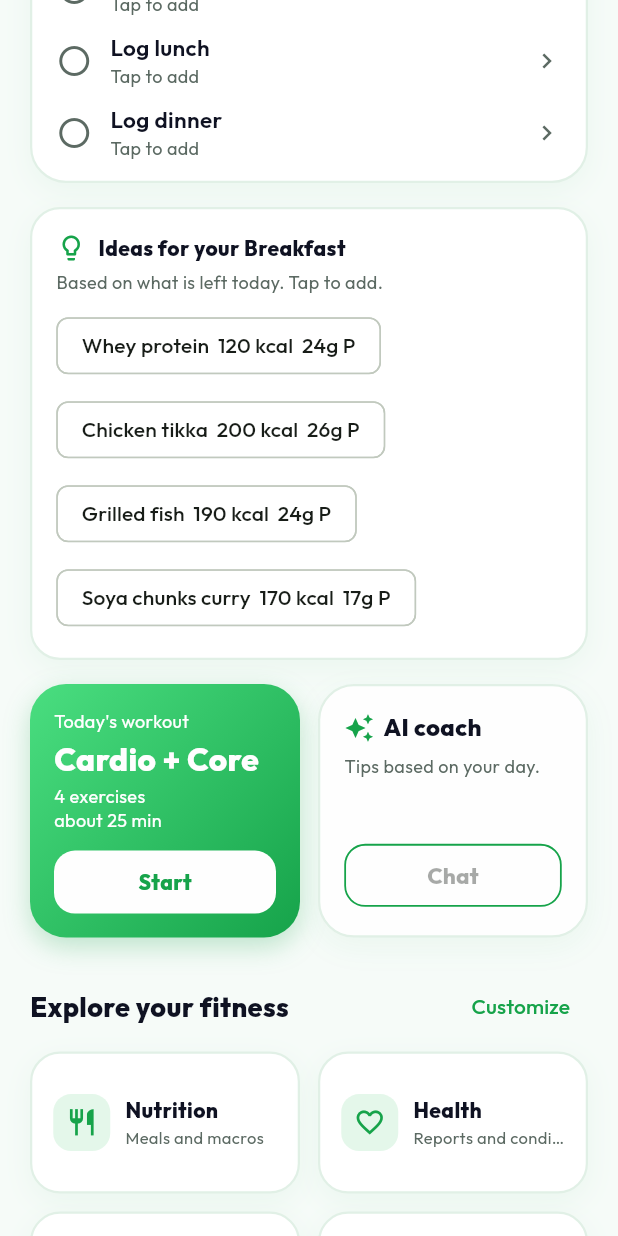
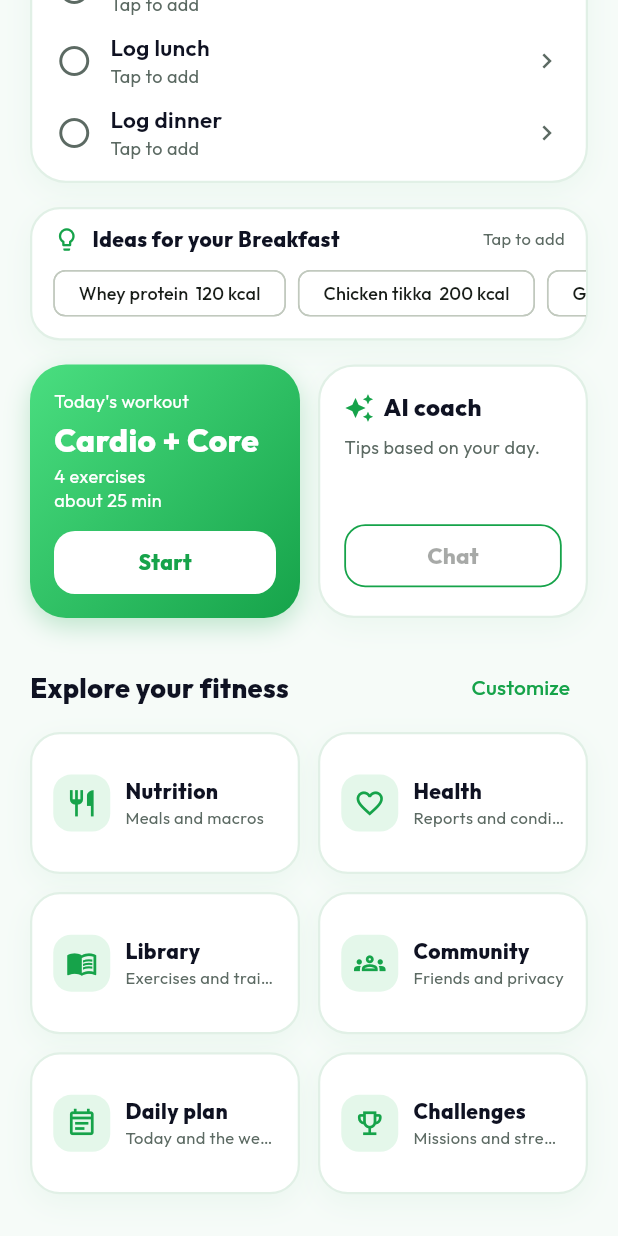
Before and after one commit to kuldeeppal981/Healthy, a Flutter app: the HomeScreen widget shown alone on an empty page, opened directly with empty values, scrolled down 692 dp, on a phone screen of 412 x 824 dp. Run offline on Flutter 3.47's test engine with Material 3 defaults, Android fonts, the phone set to English and light mode, and no system bars; our stand-ins replace audioplayers, camera, firebase_core, firebase_messaging, flutter_local_notifications, google_fonts and 10 more; missing offline and left inert: google_mlkit_pose_detection, google_mlkit_text_recognition, health, home_widget, mobile_scanner; accounts and stored records are empty.

Commit message:
Home: compact ideas card (one scroll row, 1 alert)
Co-Authored-By: Claude Sonnet 5.5 <noreply@anthropic.com>
Claude-Session: https://claude.ai/code/session_01Dbx7dGWMVvpe3BomYpyXbp

```diff
--- a/lib/screens/home_screen.dart
+++ b/lib/screens/home_screen.dart
@@ -489,7 +489,7 @@ class HomeScreen extends StatelessWidget {
       child: Column(
         crossAxisAlignment: CrossAxisAlignment.start,
         children: [
-          for (final a in alerts)
+          for (final a in alerts.take(1))
             Padding(
               padding: const EdgeInsets.only(bottom: 10),
               child: Container(
@@ -528,30 +528,37 @@ class HomeScreen extends StatelessWidget {
           if (ideas.isNotEmpty)
             AppCard(
               radius: 20,
+              padding: const EdgeInsets.fromLTRB(14, 10, 0, 10),
               child: Column(
                 crossAxisAlignment: CrossAxisAlignment.start,
                 children: [
-                  Row(
+                  Padding(
+                    padding: const EdgeInsets.only(right: 14),
+                    child: Row(
                       children: [
-                      Icon(Icons.lightbulb_outline, color: AppColors.primary, size: 20),
+                        Icon(Icons.lightbulb_outline, color: AppColors.primary, size: 18),
                         const SizedBox(width: 8),
                         Expanded(
                           child: Text('Ideas for your ${mealLabels[meal] ?? 'next meal'}',
-                            style: const TextStyle(fontWeight: FontWeight.w800)),
+                              style: const TextStyle(fontWeight: FontWeight.w800, fontSize: 14)),
                         ),
+                        Text('Tap to add', style: TextStyle(fontSize: 11, color: AppColors.muted)),
                       ],
                     ),
-                  const SizedBox(height: 4),
-                  Text('Based on what is left today. Tap to add.',
-                      style: TextStyle(fontSize: 12, color: AppColors.muted)),
-                  const SizedBox(height: 10),
-                  Wrap(
-                    spacing: 8,
-                    runSpacing: 8,
+                  ),
+                  const SizedBox(height: 6),
+                  SingleChildScrollView(
+                    scrollDirection: Axis.horizontal,
+                    padding: const EdgeInsets.only(right: 14),
+                    child: Row(
                       children: [
                         for (final f in ideas)
-                        ActionChip(
-                          label: Text('${f.name}  ${f.kcal.round()} kcal  ${f.protein.round()}g P'),
+                          Padding(
+                            padding: const EdgeInsets.only(right: 8),
+                            child: ActionChip(
+                              visualDensity: VisualDensity.compact,
+                              label: Text('${f.name}  ${f.kcal.round()} kcal',
+                                  style: const TextStyle(fontSize: 12)),
                               onPressed: () {
                                 Haptic.done();
                                 final hit = s.reportAvoidHit(f.name);
@@ -565,14 +572,16 @@ class HomeScreen extends StatelessWidget {
                                   ));
                               },
                             ),
+                          ),
                       ],
                     ),
-                  if (s.allergies.isNotEmpty) ...[
-                    const SizedBox(height: 8),
-                    Text(
-                        'Ideas skip your allergens by name, but always check the ingredients yourself.',
-                        style: TextStyle(fontSize: 11, color: AppColors.muted)),
-                  ],
+                  ),
+                  if (s.allergies.isNotEmpty)
+                    Padding(
+                      padding: const EdgeInsets.only(top: 4, right: 14),
+                      child: Text('Allergens skipped by name. Still check the ingredients.',
+                          style: TextStyle(fontSize: 10, color: AppColors.muted)),
+                    ),
                 ],
               ),
             ),
```
Lines whose indentation alone changed are shown as unchanged.
